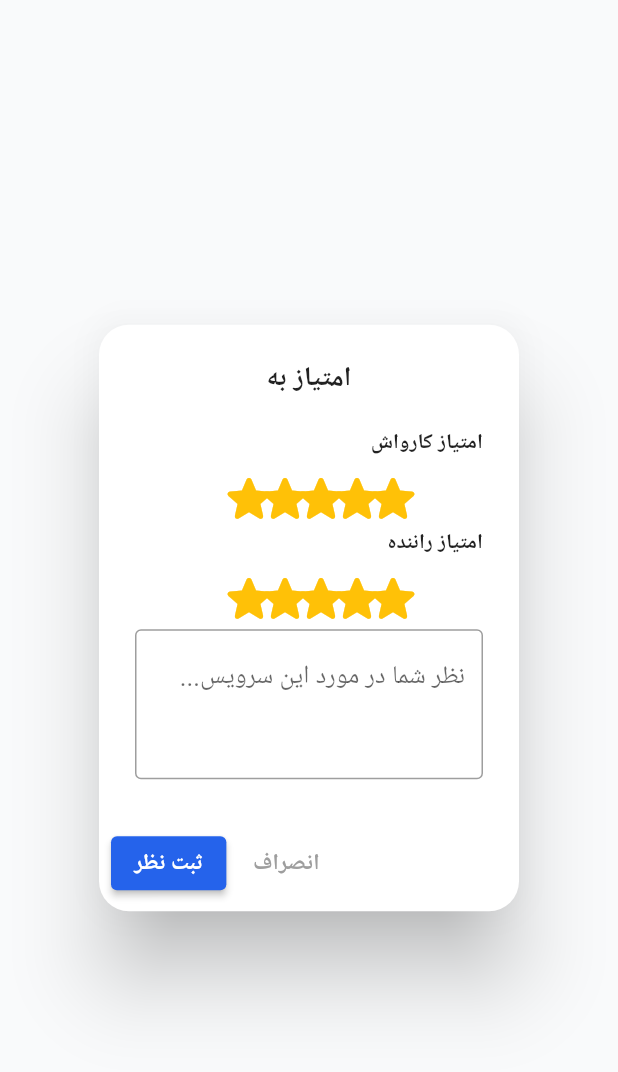
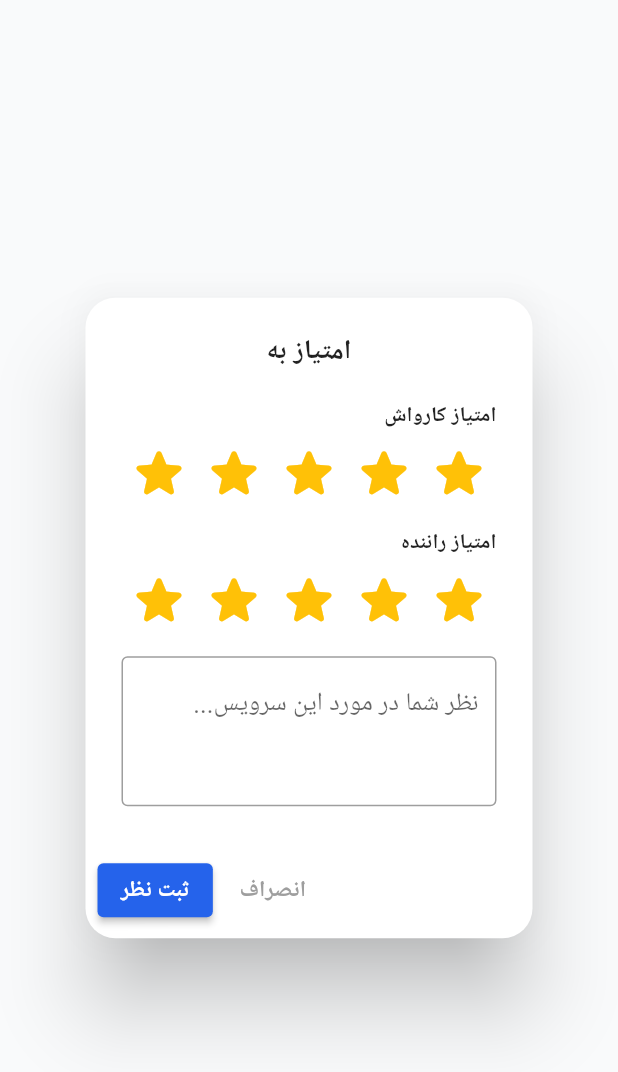
Before and after one commit to SamanEsmaeili3/smart_carwash_service_system, a Flutter app: the _ReviewDialog widget shown alone on an empty page, opened directly with empty values, on a phone screen of 412 x 824 dp. Shown: the top 1072 px of the screen. Run offline on Flutter 3.47's test engine with Material 3 defaults, Android fonts, the phone set to English and light mode, and no system bars; our stand-ins replace dio, flutter_map, image_picker, jwt_decoder, latlong2, shamsi_date and 1 more; accounts and stored records are empty; network calls fail; Roboto replaces fonts that are missing (Vazir).

Commit message:
fixed star

```diff
--- a/Frontend/carwash_front/lib/screens/customer/order_history_screen.dart
+++ b/Frontend/carwash_front/lib/screens/customer/order_history_screen.dart
@@ -236,18 +236,20 @@ class _ReviewDialogState extends State<_ReviewDialog> {
         ),
         const SizedBox(height: 8),
         Row(
-          mainAxisAlignment: MainAxisAlignment.center, // Center the stars
+          mainAxisAlignment: MainAxisAlignment.center,
           children: List.generate(5, (index) {
-            return IconButton(
-              // Use star_rounded for a filled star and star_outline_rounded for empty
-              icon: Icon(
-                index < currentRating ? Icons.star_rounded : Icons.star_outline_rounded,
-                color: Colors.amber, // This makes it yellow/gold
-                size: 40, // Increased size for better visibility
+            return InkWell( // Using InkWell instead of IconButton for better web compatibility
+              onTap: () => onRatingChanged(index + 1),
+              child: Padding(
+                padding: const EdgeInsets.symmetric(horizontal: 4.0),
+                child: Icon(
+                  index < currentRating ? Icons.star_rounded : Icons.star_outline_rounded,
+                  color: Colors.amber,
+                  size: 42,
+                  // Explicitly defining the font family for Material Icons
+                  fontFamily: 'MaterialIcons',
+                ),
               ),
-              onPressed: () => onRatingChanged(index + 1),
-              padding: EdgeInsets.zero, // Reduce padding to fit 5 stars easily
-              constraints: const BoxConstraints(), // Helps with spacing in small dialogs
             );
           }),
         ),
```
